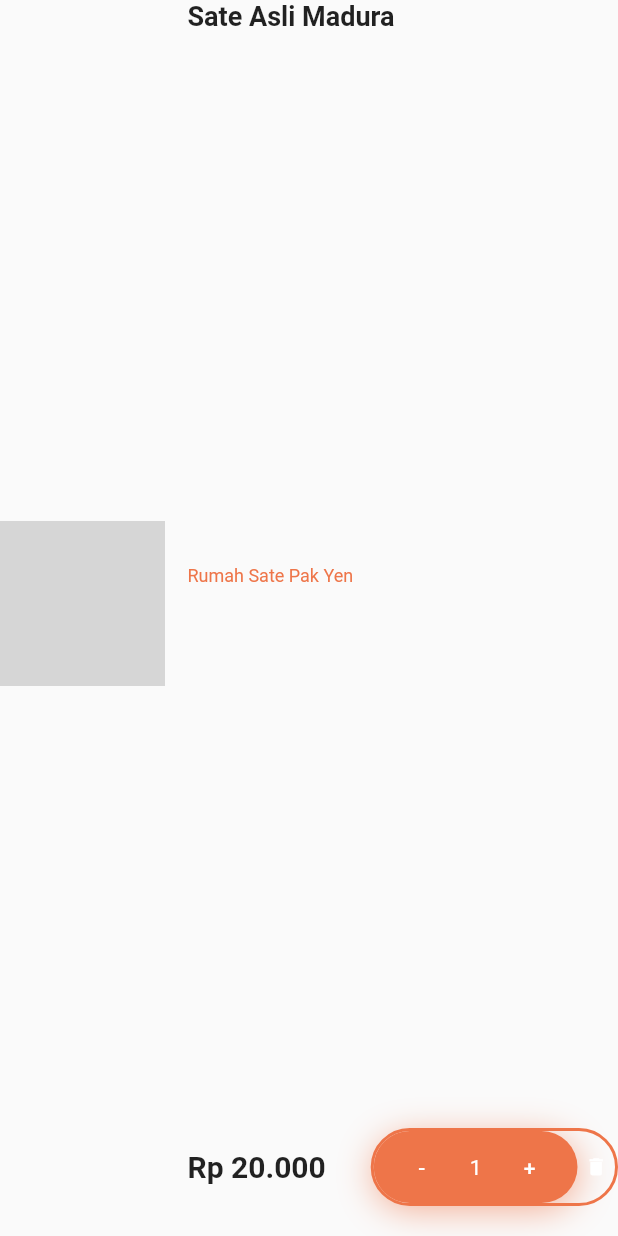
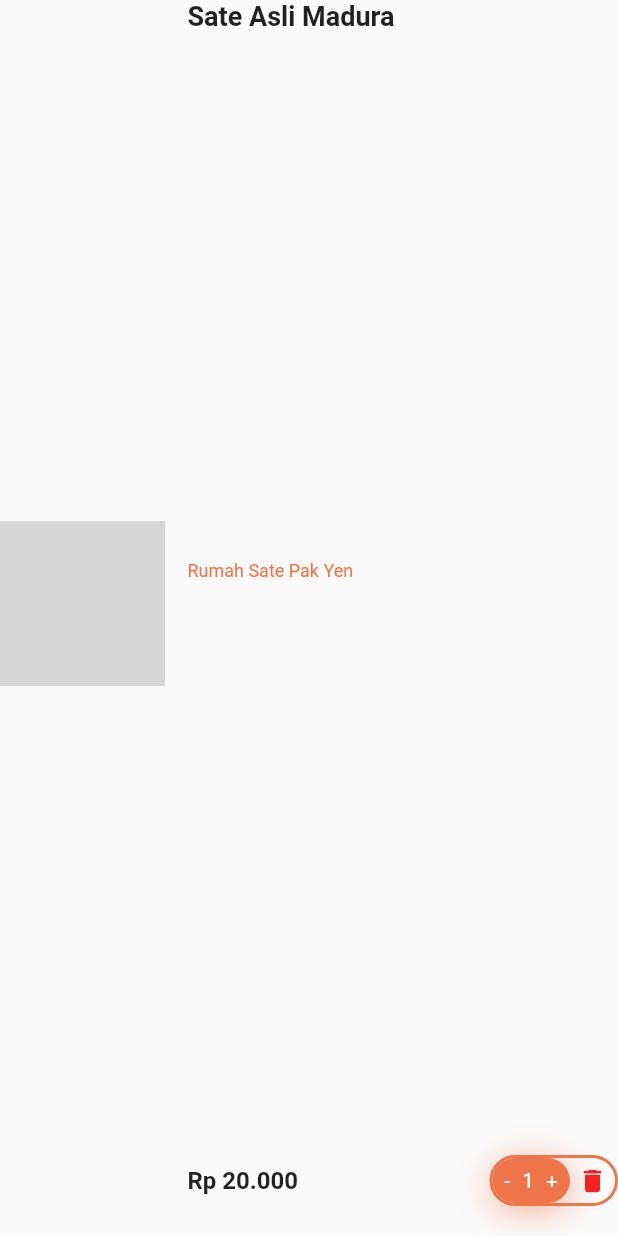
Before and after one commit to NafisHandoko/dahar-flutter, a Flutter app: the CartItem widget shown alone on an empty page, opened directly, on a phone screen of 412 x 824 dp. Run offline on Flutter 3.47's test engine with Material 2 defaults, Android fonts, the phone set to English and light mode, and no system bars; our stand-ins replace camera, cloud_firestore, firebase_auth, firebase_core, flutter_spinkit, geolocator and 1 more; missing offline and left inert: flutter_polyline_points; accounts and stored records are empty; network calls fail; grey boxes are pictures that could not be loaded.

Commit message:
add styling and layout to CartItem

```diff
--- a/lib/components/navbar.dart
+++ b/lib/components/navbar.dart
@@ -44,7 +44,9 @@ class NavBar extends StatelessWidget {
               Icons.shopping_cart_outlined,
             ),
             color: color1,
-            onPressed: () {},
+            onPressed: () {
+              Navigator.pushNamed(context, '/cart_screen');
+            },
           ),
           IconButton(
             alignment: Alignment.center,
--- a/lib/main.dart
+++ b/lib/main.dart
@@ -1,3 +1,4 @@
+import 'package:dahar/screens/cart_screen.dart';
 import 'package:dahar/screens/checkout.dart';
 import 'package:dahar/screens/add_product.dart';
 import 'package:dahar/screens/wrapper.dart';
@@ -52,6 +53,7 @@ class MyApp extends StatelessWidget {
           '/checkout': (context) => const checkout(),
           // '/login': (context) => const Login(),
           // '/camera': (context) => const Camera()
+          '/cart_screen': (context) => const CartScreen(),
         },
       ),
     );
--- a/lib/screens/cart_screen.dart
+++ b/lib/screens/cart_screen.dart
@@ -20,6 +20,8 @@ class CartScreen extends StatelessWidget {
         child: Column(
           children: [
             ListView(
+              scrollDirection: Axis.vertical,
+              shrinkWrap: true,
               children: [CartItem()],
             ),
             Container()
@@ -77,13 +79,13 @@ class _CartItemState extends State<CartItem> {
                         color: color1),
                   ),
                   Container(
-                    margin: const EdgeInsets.only(top: 5),
+                    margin: const EdgeInsets.only(top: 30),
                     child: Row(
                       mainAxisAlignment: MainAxisAlignment.spaceBetween,
                       children: [
                         Text('Rp 20.000',
                             style: TextStyle(
-                                fontSize: 20, fontWeight: FontWeight.w700)),
+                                fontSize: 16, fontWeight: FontWeight.w700)),
                         Container(
                           // margin: const EdgeInsets.only(bottom: 20),
                           decoration: BoxDecoration(
@@ -101,43 +103,52 @@ class _CartItemState extends State<CartItem> {
                                       boxShadow: [boxshadow1]),
                                   child: Row(
                                     children: [
-                                      TextButton(
-                                          onPressed: () {
+                                      InkWell(
+                                          onTap: () {
                                             setState(() {
                                               _cartCount -= 1;
                                             });
                                           },
-                                          child: const Text(
-                                            '-',
-                                            style:
-                                                TextStyle(color: Colors.white),
+                                          child: Container(
+                                            padding: const EdgeInsets.symmetric(
+                                                horizontal: 8, vertical: 7),
+                                            child: const Text(
+                                              '-',
+                                              style: TextStyle(
+                                                  color: Colors.white),
+                                            ),
                                           )),
                                       Text(
                                         '$_cartCount',
                                         style: TextStyle(color: Colors.white),
                                       ),
-                                      TextButton(
-                                          onPressed: () {
+                                      InkWell(
+                                          onTap: () {
                                             setState(() {
                                               _cartCount += 1;
                                             });
                                           },
-                                          child: const Text(
-                                            '+',
-                                            style:
-                                                TextStyle(color: Colors.white),
+                                          child: Container(
+                                            padding: const EdgeInsets.symmetric(
+                                                horizontal: 8),
+                                            child: const Text(
+                                              '+',
+                                              style: TextStyle(
+                                                  color: Colors.white),
+                                            ),
                                           ))
                                     ],
                                   ),
                                 ),
                                 Padding(
-                                  padding: const EdgeInsets.all(5.0),
+                                  padding:
+                                      const EdgeInsets.symmetric(horizontal: 5),
                                   child: InkWell(
                                     onTap: () {},
                                     child: Icon(
                                       Icons.delete,
-                                      color: Colors.white,
-                                      size: 15,
+                                      color: colorRedDelete,
+                                      size: 20,
                                     ),
                                   ),
                                 )
```
